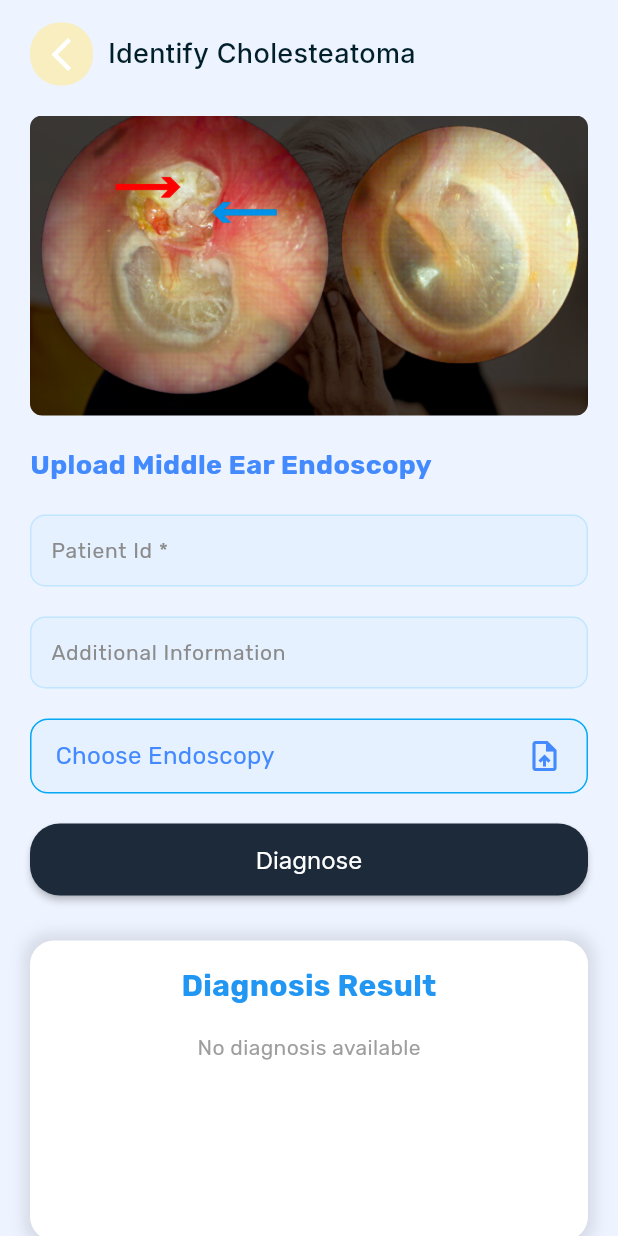
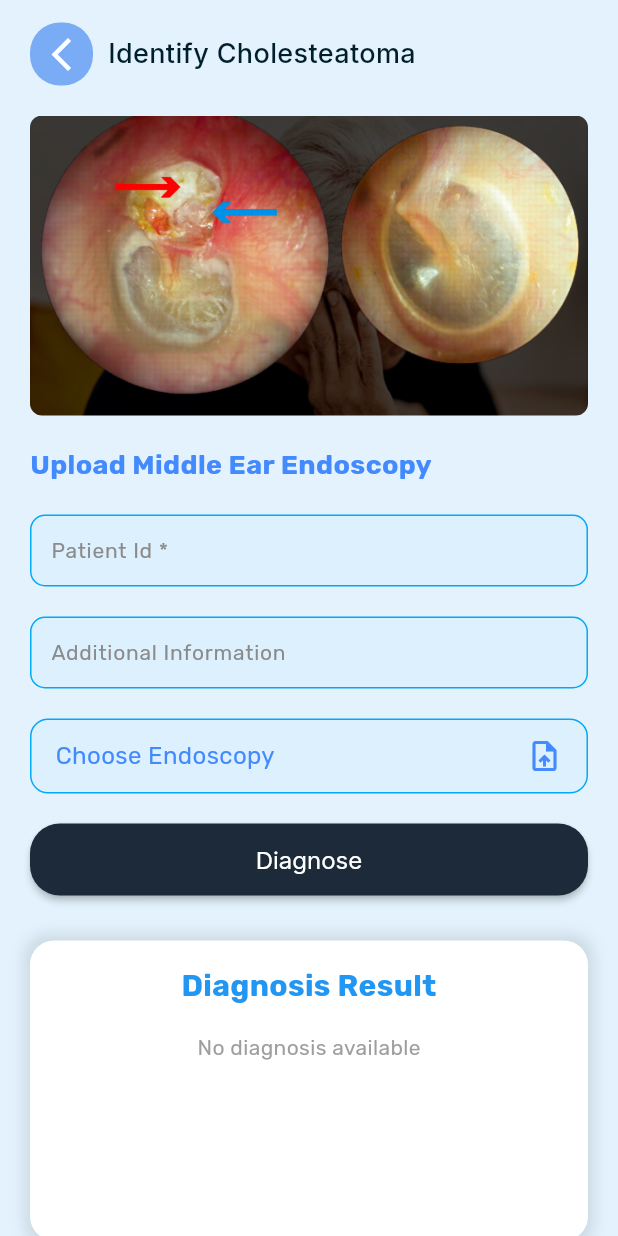
Before and after one commit to 24-25J-097/ent-disease-detection-mobile-app, a Flutter app: the screen it shows after launch, after a tap on "Cholesteatoma Identification", on a phone screen of 412 x 824 dp. Run offline on Flutter 3.47's test engine with Material 3 defaults, Android fonts, the light colour scheme and no system bars; our stand-ins replace dio, firebase_auth, firebase_core, firebase_database, flutter_easyloading, fluttertoast and 5 more; missing offline and left inert: dio_http_cache, flutter_overlay_loader; accounts and stored records are empty; generated files the repository leaves out were written again.

Commit message:
UI fixing and changes

```diff
--- a/lib/screens/guests/dashboard.dart
+++ b/lib/screens/guests/dashboard.dart
@@ -1,6 +1,7 @@
 import 'package:ent_insight_app/screens/cholesteatoma/cholesteatoma_diagnosis_form.dart';
 import 'package:ent_insight_app/screens/pharyngitis/create_pharyngitis_report.dart';
 import 'package:ent_insight_app/screens/sinusitis/detect-form.dart';
+import 'package:ent_insight_app/utils/theme_consts.dart';
 import 'package:flutter/material.dart';
 import 'package:google_fonts/google_fonts.dart';
 import 'package:persistent_bottom_nav_bar_v2/persistent_bottom_nav_bar_v2.dart';
@@ -46,7 +47,9 @@ class _GuestHomeScreenState extends State<GuestHomeScreen> {
 
   @override
   Widget build(BuildContext context) {
-    return SingleChildScrollView(
+    return Container(
+      color: ThemeConsts.appPrimaryColorLight,
+      child: SingleChildScrollView(
         child: Column(
           crossAxisAlignment: CrossAxisAlignment.start,
           children: [
@@ -286,6 +289,7 @@ class _GuestHomeScreenState extends State<GuestHomeScreen> {
             const SizedBox(height: 60)
           ],
         ),
+      ),
     );
   }
 }
--- a/lib/screens/init/SplashScreen.dart
+++ b/lib/screens/init/SplashScreen.dart
@@ -11,14 +11,14 @@ class SplashScreen extends StatefulWidget {
 }
 
 class _SplashScreenState extends State<SplashScreen> {
-  final double _defaultLogoHeight = 50;
-  final double _expandedImageHeight = 300;
+  final double _defaultLogoHeight = 300;
+  final double _expandedImageHeight = 600;
 
-  final String defaultLogo = "assets/images/logo.png";
-  final String animatedLogo = "assets/images/logo-bg-icon-color.png";
+  final String defaultLogo = "assets/images/logo-bg-icon-color.png";
+  final String animatedLogo = "assets/images/logo-bg-icon-color-gray.png";
 
-  double _initialImageHeight = 50;
-  String _displayLogo = "assets/images/logo.png";
+  double _initialImageHeight = 300;
+  String _displayLogo = "assets/images/logo-bg-icon-color.png";
 
   @override
   void initState() {
@@ -74,14 +74,14 @@ class _SplashScreenState extends State<SplashScreen> {
             child: Stack(
               alignment: Alignment.center,
               children: [
-                Opacity(
-                  opacity: 0.8,
-                  child: Image.asset(
-                    'assets/images/logo-bg-icon.png',
-                    height: 300,
-                    fit: BoxFit.cover,
-                  ),
-                ),
+                // Opacity(
+                //   opacity: 0.8,
+                //   child: Image.asset(
+                //     defaultLogo,
+                //     height: 300,
+                //     fit: BoxFit.cover,
+                //   ),
+                // ),
                 Center(
                   child: GestureDetector(
                     onDoubleTap: _refreshScreen,
--- a/lib/utils/theme_consts.dart
+++ b/lib/utils/theme_consts.dart
@@ -4,12 +4,12 @@ import 'package:google_fonts/google_fonts.dart';
 import 'color_scheme.dart';
 
 class ThemeConsts {
-  static const Color appPrimaryColorLight = Color(0xffedf3ff);
+  static const Color appPrimaryColorLight = Color(0xffe3f2fd);
   static const Color appPrimaryColorDark = Color(0xff020208);
   static const Color appPrimaryYellow = Color(0xffF79515);
   static const Color appPrimaryYellow2 = Color(0xffffb140);
   static const Color appPrimaryBlue = Color(0xff4E74F9);
-  static const Color appPrimaryLightYellow = Color(0xffF8EEC0);
+  static const Color appPrimaryLightBlue = Color(0xff7aacf6);
   static const Color appPrimaryColorDanger = Color(0xffda0a31);
 
   static ThemeData lightTheme = ThemeData(
@@ -42,11 +42,11 @@ class ThemeConsts {
       ),
       enabledBorder: OutlineInputBorder(
         borderRadius: BorderRadius.circular(10),
-        borderSide: const BorderSide(color: Color(0xffC2E6FF)),
+        borderSide: const BorderSide(color: Color(0xFF03A9F4)),
       ),
       focusedBorder: OutlineInputBorder(
         borderRadius: BorderRadius.circular(10),
-        borderSide: const BorderSide(color: Color(0xffC2E6FF)),
+        borderSide: const BorderSide(color: Color(0xFF0288D1)),
       ),
     ),
     buttonTheme: const ButtonThemeData(
--- a/lib/widgets/app_bar/top_app_bar.dart
+++ b/lib/widgets/app_bar/top_app_bar.dart
@@ -27,7 +27,7 @@ class TopAppBar extends StatelessWidget {
                 child: Container(
                   padding: const EdgeInsets.all(8),
                   decoration: BoxDecoration(
-                    color: ThemeConsts.appPrimaryLightYellow,
+                    color: ThemeConsts.appPrimaryLightBlue,
                     borderRadius: BorderRadius.circular(20),
                   ),
                   child: const Icon(
--- a/lib/widgets/dashboard/scaffold_widget.dart
+++ b/lib/widgets/dashboard/scaffold_widget.dart
@@ -1,4 +1,5 @@
 import 'package:ent_insight_app/routes/app_routes.dart';
+import 'package:ent_insight_app/utils/theme_consts.dart';
 import 'package:flutter/material.dart';
 import 'package:persistent_bottom_nav_bar_v2/persistent_bottom_nav_bar_v2.dart';
 
@@ -12,7 +13,7 @@ class ScaffoldWidget extends StatelessWidget {
     return GestureDetector(
       onTap: () => FocusManager.instance.primaryFocus?.unfocus(),
       child: Scaffold(
-        backgroundColor: Colors.white,
+        backgroundColor: ThemeConsts.appPrimaryColorLight,
         body: PersistentTabView(
           controller: persistentTabController,
           tabs: navBarItems(context),
```
Also changed, not shown: assets/images/logo-bg-icon-color-gray.png (added), assets/images/logo-bg-icon-color.png, assets/images/splash-screen-parking.png, lib/generated/assets.dart. Lines whose indentation alone changed are shown as unchanged.
